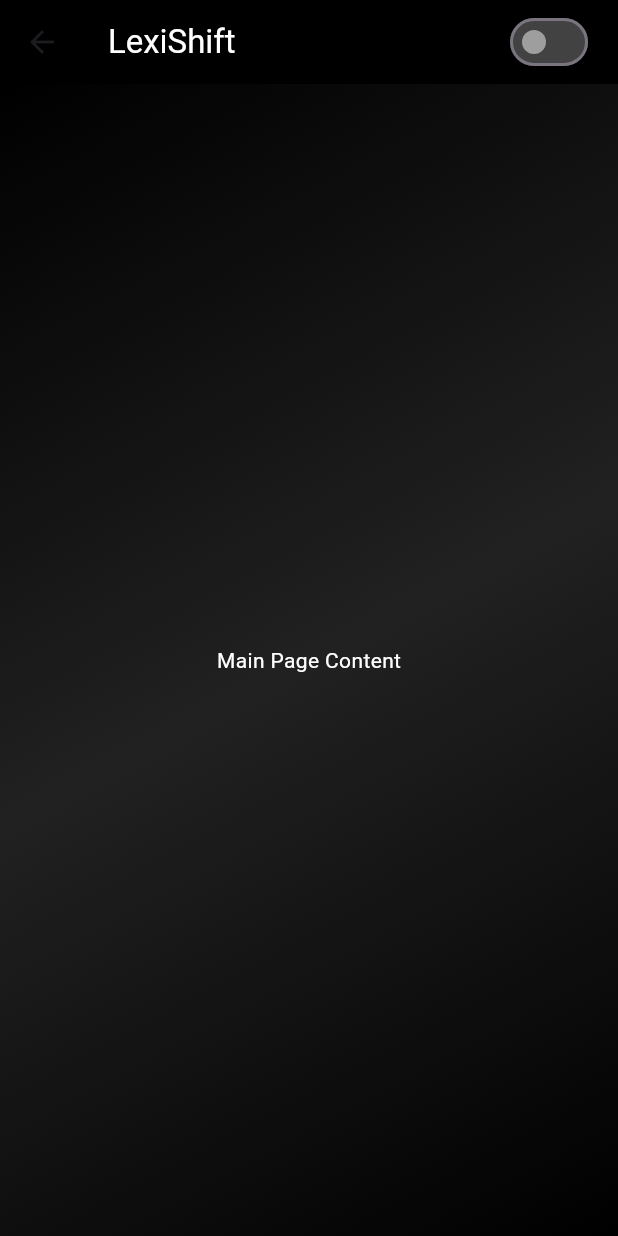
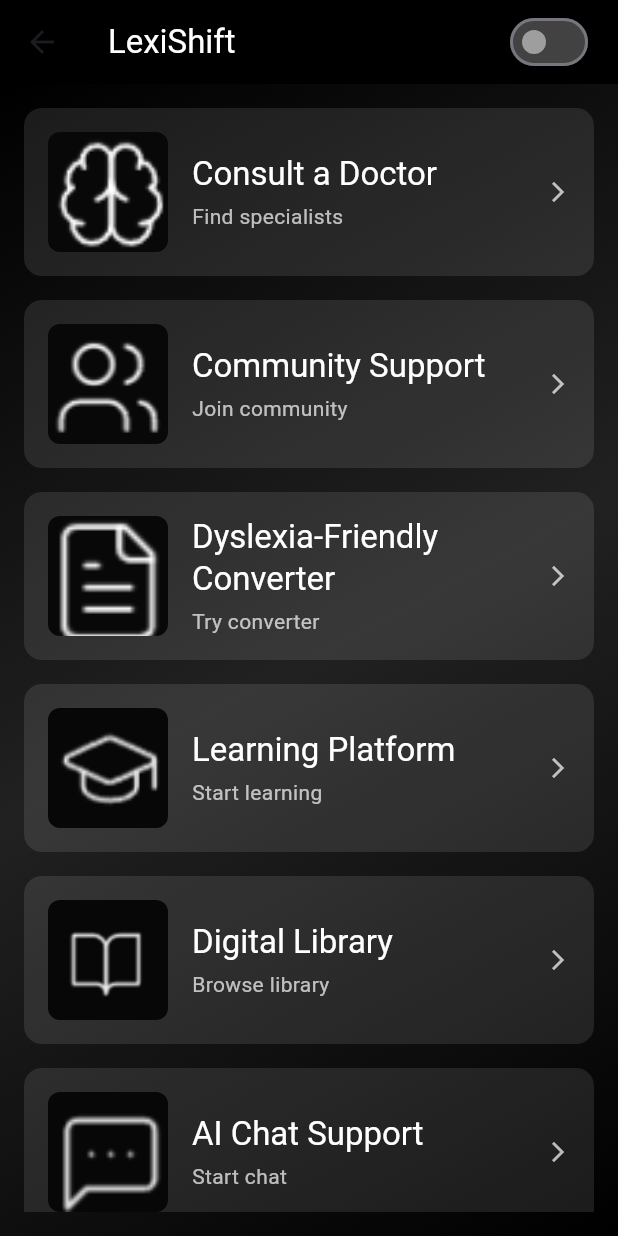
Before and after one commit to Shreyas0017/LexiApp, a Flutter app: the screen it shows after launch, after a tap on "Welcome to the New You", on a phone screen of 412 x 824 dp. Run offline on Flutter 3.47's test engine with Material 3 defaults, Android fonts, the phone set to English and light mode, and no system bars.

Commit message:
Updated urls

```diff
--- a/lib/pages/main/main_page.dart
+++ b/lib/pages/main/main_page.dart
@@ -1,4 +1,5 @@
 import 'package:flutter/material.dart';
+import 'package:url_launcher/url_launcher.dart';
 import '../../widgets/common/gradient_background.dart';
 import '../../widgets/layout/custom_app_bar.dart';
 
@@ -12,21 +13,157 @@ class MainPage extends StatelessWidget {
     required this.onToggleFont,
   });
 
+  Future<void> _launchUrl(String url) async {
+    if (!await launchUrl(Uri.parse(url))) {
+      throw Exception('Could not launch $url');
+    }
+  }
+
   @override
   Widget build(BuildContext context) {
+    final buttonItems = [
+      {
+        'image': 'assets/images/img1.png',
+        'title': 'Consult a Doctor',
+        'description': 'Find specialists',
+        'url': 'https://lexicare.vercel.app/',
+      },
+      {
+        'image': 'assets/images/img2.png',
+        'title': 'Community Support',
+        'description': 'Join community',
+        'url': 'https://lexilearn-neon.vercel.app/login',
+      },
+      {
+        'image': 'assets/images/img3.png',
+        'title': 'Dyslexia-Friendly Converter',
+        'description': 'Try converter',
+        'url': 'https://lexishift-new.onrender.com/',
+      },
+      {
+        'image': 'assets/images/img4.png',
+        'title': 'Learning Platform',
+        'description': 'Start learning',
+        'url': 'https://lexilearn-neon.vercel.app/login',
+      },
+      {
+        'image': 'assets/images/img5.png',
+        'title': 'Digital Library',
+        'description': 'Browse library',
+        'url': 'https://lexishift.onrender.com/learn_more',
+      },
+      {
+        'image': 'assets/images/img6.png',
+        'title': 'AI Chat Support',
+        'description': 'Start chat',
+        'url': 'https://dyslu-bot.vercel.app/',
+      },
+    ];
+
+
     return Scaffold(
       appBar: CustomAppBar(
         useOpenDyslexicFont: useOpenDyslexicFont,
         onToggleFont: onToggleFont,
       ),
       body: GradientBackground(
-        child: const Center(
-          child: Text(
-            'Main Page Content',
-            style: TextStyle(color: Colors.white),
+        child: Padding(
+          padding: const EdgeInsets.all(16.0),
+          child: ListView.builder(
+            itemCount: buttonItems.length,
+            itemBuilder: (context, index) {
+              final item = buttonItems[index];
+              return Padding(
+                padding: const EdgeInsets.only(bottom: 16.0),
+                child: ResourceButton(
+                  image: item['image']!,
+                  title: item['title']!,
+                  description: item['description']!,
+                  onTap: () => _launchUrl(item['url']!),
+                  useOpenDyslexicFont: useOpenDyslexicFont,
+                ),
+              );
+            },
           ),
         ),
       ),
     );
   }
 }
+
+class ResourceButton extends StatelessWidget {
+  final String image;
+  final String title;
+  final String description;
+  final VoidCallback onTap;
+  final bool useOpenDyslexicFont;
+
+  const ResourceButton({
+    super.key,
+    required this.image,
+    required this.title,
+    required this.description,
+    required this.onTap,
+    required this.useOpenDyslexicFont,
+  });
+
+  @override
+  Widget build(BuildContext context) {
+    return Material(
+      color: Colors.white.withOpacity(0.1),
+      borderRadius: BorderRadius.circular(12),
+      child: InkWell(
+        onTap: onTap,
+        borderRadius: BorderRadius.circular(12),
+        child: Padding(
+          padding: const EdgeInsets.all(16.0),
+          child: Row(
+            children: [
+              // Image
+              ClipRRect(
+                borderRadius: BorderRadius.circular(8),
+                child: Image.asset(
+                  image,
+                  width: 80,
+                  height: 80,
+                  fit: BoxFit.cover,
+                ),
+              ),
+              const SizedBox(width: 16),
+              // Text content
+              Expanded(
+                child: Column(
+                  crossAxisAlignment: CrossAxisAlignment.start,
+                  children: [
+                    Text(
+                      title,
+                      style: Theme.of(context).textTheme.titleLarge?.copyWith(
+                        color: Colors.white,
+                        fontFamily: useOpenDyslexicFont ? 'OpenDyslexic' : null,
+                      ),
+                    ),
+                    const SizedBox(height: 4),
+                    Text(
+                      description,
+                      style: Theme.of(context).textTheme.bodyMedium?.copyWith(
+                        color: Colors.white70,
+                        fontFamily: useOpenDyslexicFont ? 'OpenDyslexic' : null,
+                      ),
+                    ),
+                  ],
+                ),
+              ),
+              const SizedBox(width: 8),
+              // Arrow icon
+              const Icon(
+                Icons.arrow_forward_ios,
+                color: Colors.white70,
+                size: 16,
+              ),
+            ],
+          ),
+        ),
+      ),
+    );
+  }
+}
```
Also changed, not shown: pubspec.yaml (+7 -0 lines), assets/images/img1.png (added), assets/images/img2.png (added), assets/images/img3.png (added), assets/images/img4.png (added), assets/images/img5.png (added), assets/images/img6.png (added), pubspec.lock, 750 other files.
